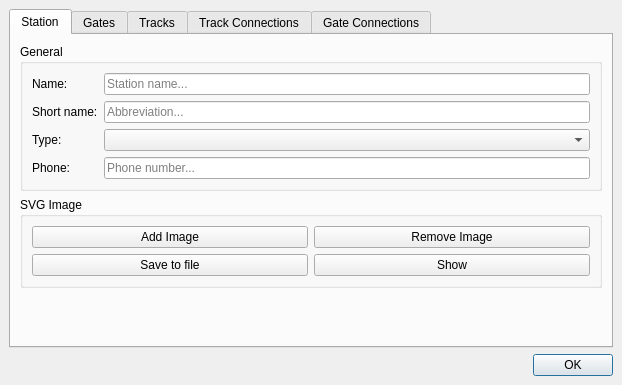
First picture: the form in src/stations/manager/stations/dialogs/stationeditdialog.ui, repository gfgit/ModelRailroadTimetablePlanner, before the edit.
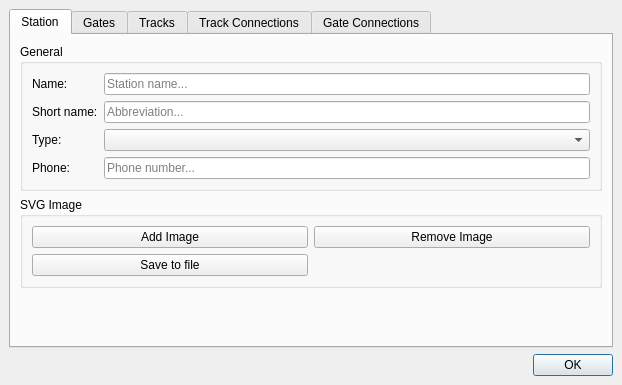
Second picture: the form after the edit.

Commit message:
StationEditDialog: remove show SVG button
It's now possible to show SVG from StationsManager

The edit to the form file:
```diff
--- a/src/stations/manager/stations/dialogs/stationeditdialog.ui
+++ b/src/stations/manager/stations/dialogs/stationeditdialog.ui
@@ -137,13 +137,6 @@
             </property>
            </widget>
           </item>
-          <item row="1" column="1">
-           <widget class="QPushButton" name="showSVGBut">
-            <property name="text">
-             <string>Show</string>
-            </property>
-           </widget>
-          </item>
          </layout>
         </widget>
        </item>
```
The commit also changes 2 other files.
